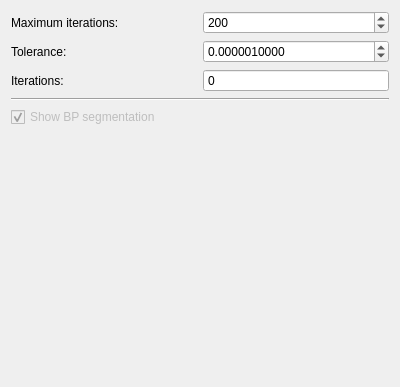
First picture: the form in code_revision/src/lib/visualization/BPControl.ui, repository jmaye/curb-detection, before the edit.
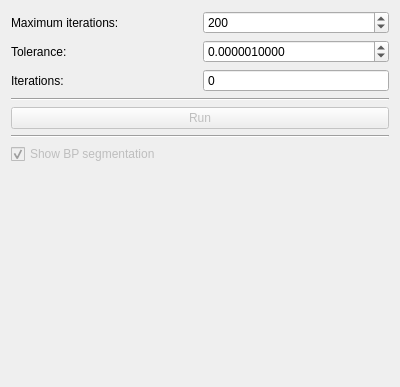
Second picture: the form after the edit.

```diff
--- a/code_revision/src/lib/visualization/BPControl.ui
+++ b/code_revision/src/lib/visualization/BPControl.ui
@@ -75,6 +75,27 @@
      </item>
     </layout>
    </item>
+   <item>
+    <widget class="Line" name="line">
+     <property name="orientation">
+      <enum>Qt::Horizontal</enum>
+     </property>
+    </widget>
+   </item>
+   <item>
+    <layout class="QGridLayout" name="runLayout">
+     <item row="0" column="0">
+      <widget class="QPushButton" name="runButton">
+       <property name="enabled">
+        <bool>false</bool>
+       </property>
+       <property name="text">
+        <string>Run</string>
+       </property>
+      </widget>
+     </item>
+    </layout>
+   </item>
    <item>
     <widget class="Line" name="line_8">
      <property name="orientation">
```
